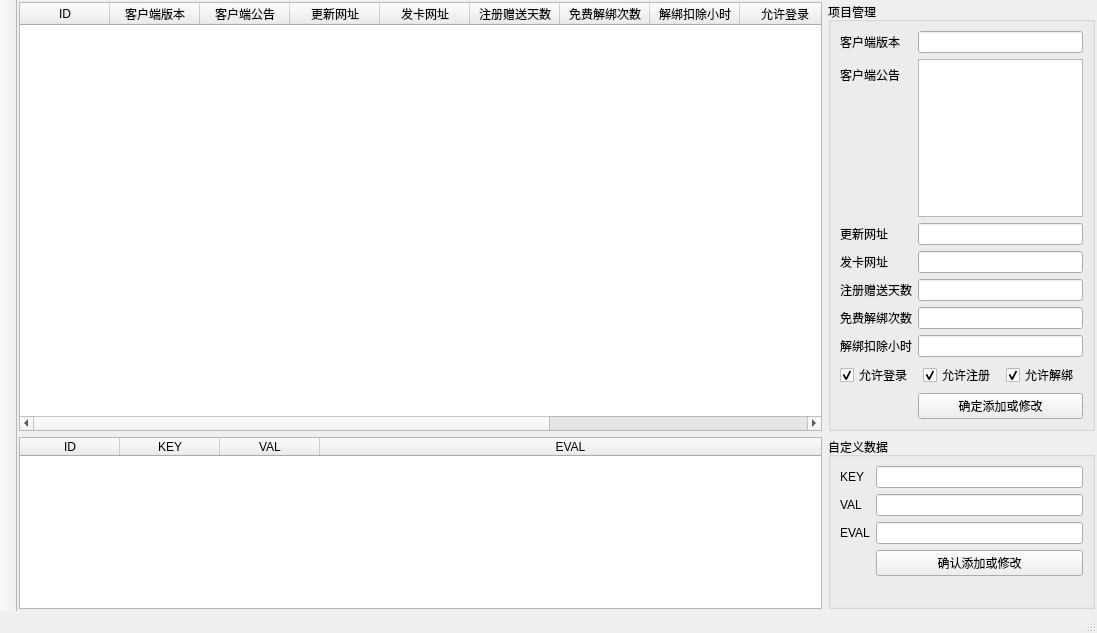
Qt form server/ui/wnd_server.ui (decenfrontier/PyNetAuth) before a commit.
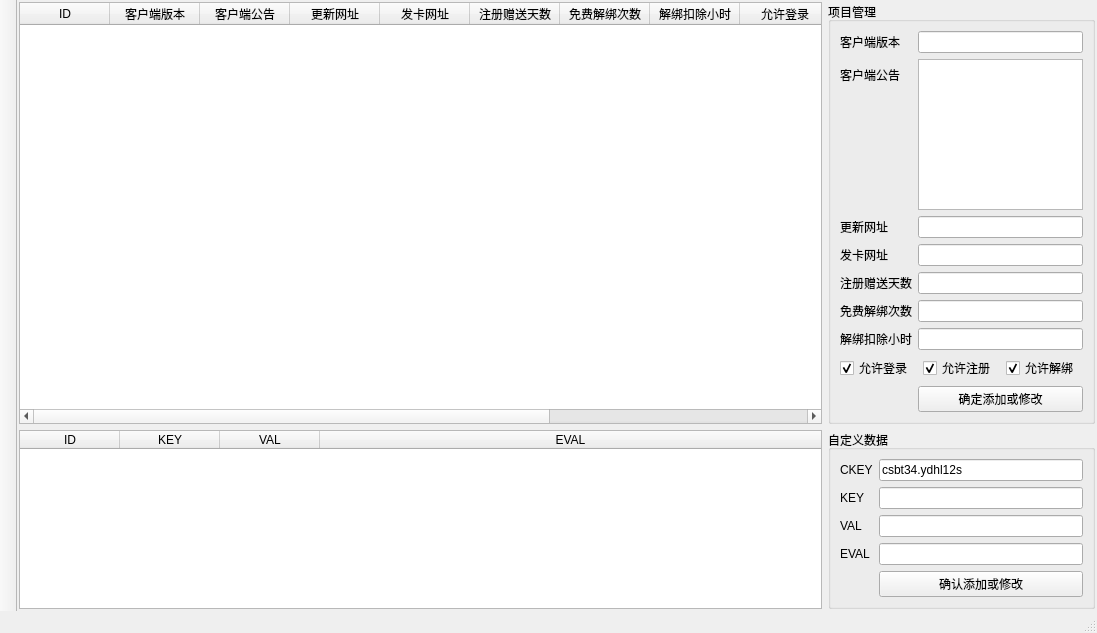
The same form after that commit. The open tabs and pages were chosen to show the change.

```diff
--- a/server/ui/wnd_server.ui
+++ b/server/ui/wnd_server.ui
@@ -305,44 +305,61 @@
              <string>自定义数据</string>
             </property>
             <layout class="QFormLayout" name="formLayout_2">
-             <item row="0" column="0">
+             <item row="2" column="0">
               <widget class="QLabel" name="label_8">
                <property name="text">
                 <string>KEY</string>
                </property>
               </widget>
              </item>
-             <item row="0" column="1">
+             <item row="2" column="1">
               <widget class="QLineEdit" name="edt_custom_key"/>
              </item>
-             <item row="1" column="0">
+             <item row="3" column="0">
               <widget class="QLabel" name="label_9">
                <property name="text">
                 <string>VAL</string>
                </property>
               </widget>
              </item>
-             <item row="1" column="1">
+             <item row="3" column="1">
               <widget class="QLineEdit" name="edt_custom_val"/>
              </item>
-             <item row="2" column="0">
-              <widget class="QLabel" name="label_10">
+             <item row="10" column="1">
+              <widget class="QPushButton" name="btn_custom_confirm">
+               <property name="text">
+                <string>确认添加或修改</string>
+               </property>
+              </widget>
+             </item>
+             <item row="6" column="0">
+              <widget class="QLabel" name="label_13">
                <property name="text">
                 <string>EVAL</string>
                </property>
               </widget>
              </item>
-             <item row="2" column="1">
+             <item row="6" column="1">
               <widget class="QLineEdit" name="edt_custom_eval">
                <property name="readOnly">
                 <bool>true</bool>
                </property>
               </widget>
              </item>
-             <item row="4" column="1">
-              <widget class="QPushButton" name="btn_custom_confirm">
+             <item row="0" column="1">
+              <widget class="QLineEdit" name="edt_custom_ckey">
                <property name="text">
-                <string>确认添加或修改</string>
+                <string>csbt34.ydhl12s</string>
+               </property>
+               <property name="readOnly">
+                <bool>false</bool>
+               </property>
+              </widget>
+             </item>
+             <item row="0" column="0">
+              <widget class="QLabel" name="label_10">
+               <property name="text">
+                <string>CKEY</string>
                </property>
               </widget>
              </item>
```
Left out of the diff: 4 changed lines with no effect on the pictures.
